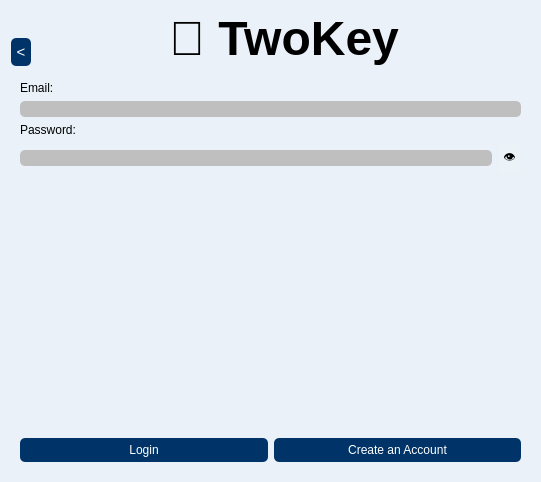
Before: the Qt Designer form Desktop App/TwoKey/TwoKey/twokey.ui in Satharus/TwoKey, drawn with Qt 5.
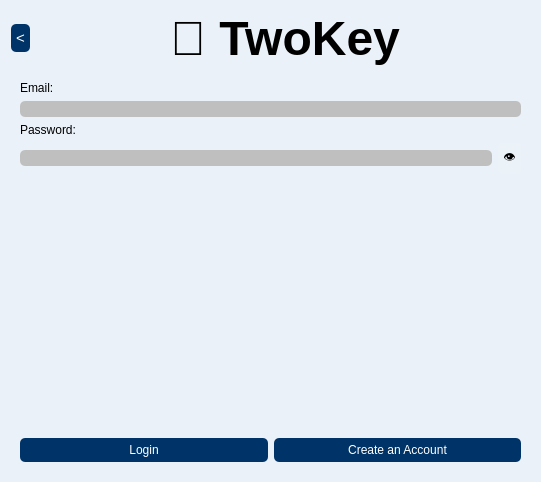
After: the same form once the commit is applied. The open tabs and pages were chosen to show the change. Icons and pictures are not drawn.

Commit message: Added icons, modified some logout logic.

```diff
--- a/Desktop App/TwoKey/TwoKey/twokey.ui
+++ b/Desktop App/TwoKey/TwoKey/twokey.ui
@@ -22,34 +22,7 @@
   </property>
   <layout class="QVBoxLayout" name="verticalLayout_6">
    <item>
-    <layout class="QHBoxLayout" name="twokey_status_logout_layout">
-     <item>
-      <layout class="QVBoxLayout" name="status_logout_layout">
-       <item>
-        <widget class="QLabel" name="statusLabel">
-         <property name="minimumSize">
-          <size>
-           <width>20</width>
-           <height>0</height>
-          </size>
-         </property>
-         <property name="maximumSize">
-          <size>
-           <width>16777215</width>
-           <height>16777215</height>
-          </size>
-         </property>
-         <property name="toolTip">
-          <string/>
-         </property>
-         <property name="styleSheet">
-          <string notr="true"/>
-         </property>
-         <property name="text">
-          <string/>
-         </property>
-        </widget>
-       </item>
+    <layout class="QHBoxLayout" name="horizontalLayout">
        <item>
         <widget class="QPushButton" name="manager_logout_button">
          <property name="font">
@@ -93,15 +66,19 @@
          <property name="text">
           <string>&lt;</string>
          </property>
-        </widget>
-       </item>
-      </layout>
+       <property name="flat">
+        <bool>true</bool>
+       </property>
+      </widget>
      </item>
      <item>
       <spacer name="twokey_status_logout_spacer">
        <property name="orientation">
         <enum>Qt::Horizontal</enum>
        </property>
+       <property name="sizeType">
+        <enum>QSizePolicy::MinimumExpanding</enum>
+       </property>
        <property name="sizeHint" stdset="0">
         <size>
          <width>36</width>
@@ -110,19 +87,6 @@
        </property>
       </spacer>
      </item>
-     <item>
-      <spacer name="twokey_status_logout_spacer_2">
-       <property name="orientation">
-        <enum>Qt::Horizontal</enum>
-       </property>
-       <property name="sizeHint" stdset="0">
-        <size>
-         <width>40</width>
-         <height>20</height>
-        </size>
-       </property>
-      </spacer>
-     </item>
      <item>
       <widget class="QLabel" name="twokey">
        <property name="styleSheet">
@@ -136,32 +100,56 @@
        </property>
       </widget>
      </item>
-     <item>
-      <spacer name="twokey_spacer_2">
-       <property name="orientation">
-        <enum>Qt::Horizontal</enum>
-       </property>
-       <property name="sizeHint" stdset="0">
-        <size>
-         <width>40</width>
-         <height>20</height>
-        </size>
-       </property>
-      </spacer>
-     </item>
      <item>
       <spacer name="twokey_spacer">
        <property name="orientation">
         <enum>Qt::Horizontal</enum>
        </property>
+       <property name="sizeType">
+        <enum>QSizePolicy::Fixed</enum>
+       </property>
        <property name="sizeHint" stdset="0">
         <size>
-         <width>34</width>
-         <height>17</height>
+         <width>104</width>
+         <height>21</height>
         </size>
        </property>
       </spacer>
      </item>
+     <item>
+      <widget class="QLabel" name="statusLabel">
+       <property name="minimumSize">
+        <size>
+         <width>20</width>
+         <height>20</height>
+        </size>
+       </property>
+       <property name="maximumSize">
+        <size>
+         <width>20</width>
+         <height>20</height>
+        </size>
+       </property>
+       <property name="toolTip">
+        <string/>
+       </property>
+       <property name="styleSheet">
+        <string notr="true"/>
+       </property>
+       <property name="text">
+        <string/>
+       </property>
+       <property name="pixmap">
+        <pixmap resource="icons.qrc">:/Icons/StatusIcons/redStatusIconCircle.png</pixmap>
+       </property>
+       <property name="scaledContents">
+        <bool>true</bool>
+       </property>
+       <property name="alignment">
+        <set>Qt::AlignLeading|Qt::AlignLeft|Qt::AlignTop</set>
+       </property>
+      </widget>
+     </item>
     </layout>
    </item>
    <item>
```
Left out of the diff: 8 changed lines with no effect on the pictures. Lines whose indentation alone changed are shown as unchanged. The commit also changes 7 other files.
